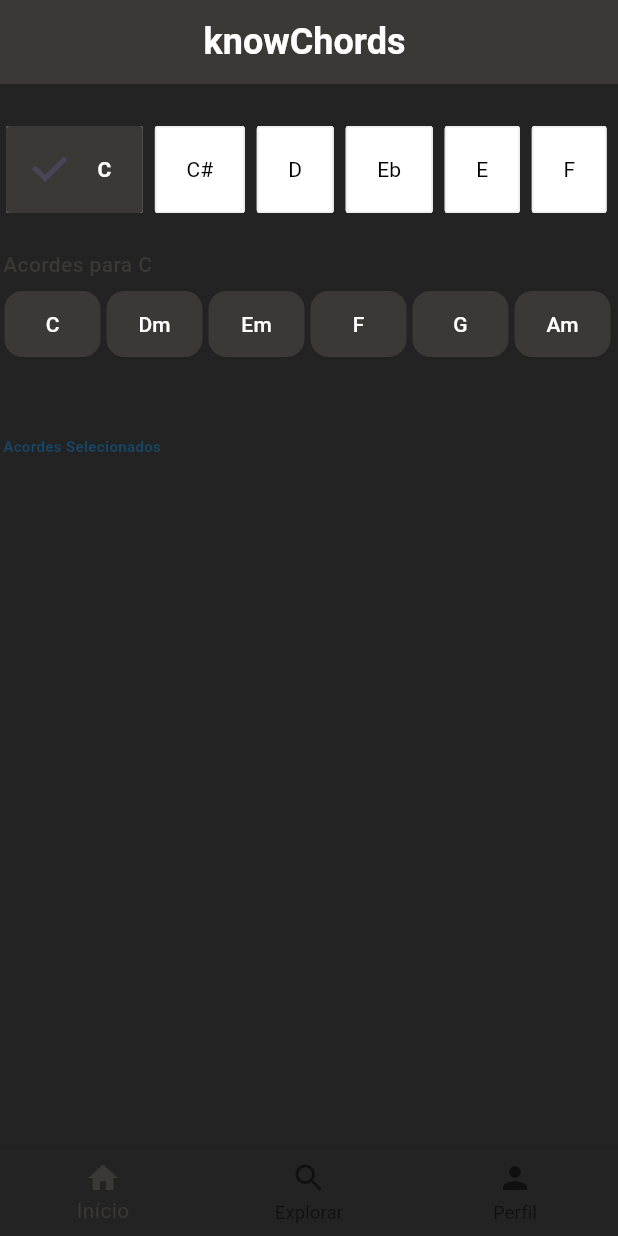
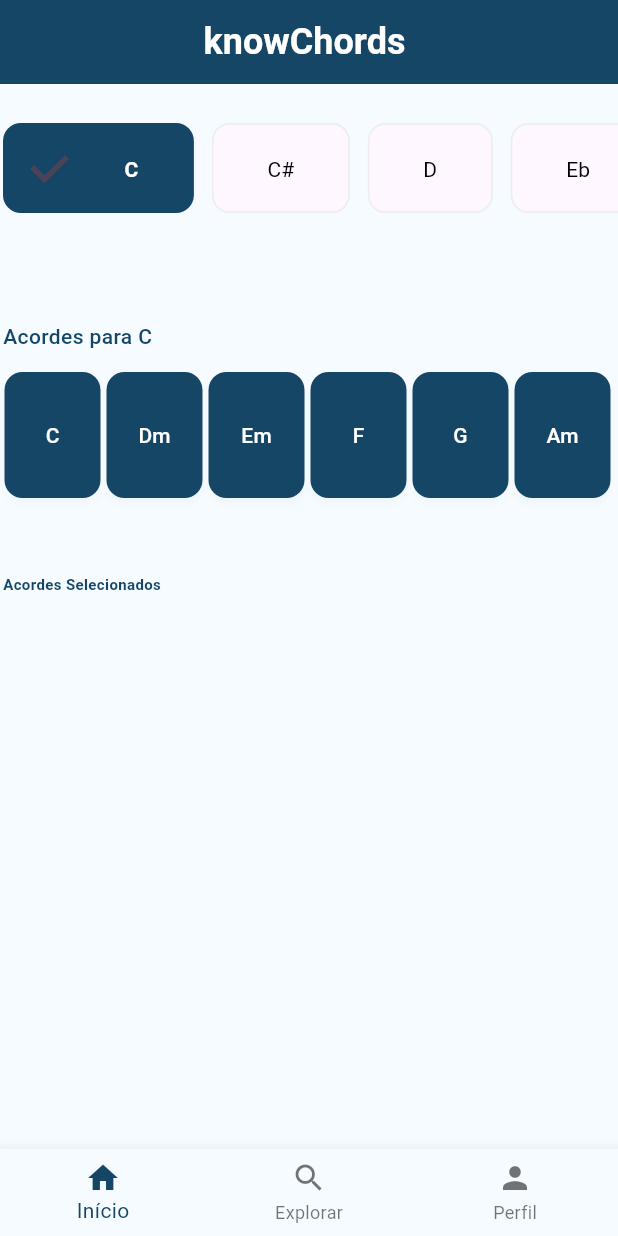
Before and after one commit to felipeollveira/know_chords_simple_app, a Flutter app: the screen it shows after launch, after a tap on an icon or button, on a phone screen of 412 x 824 dp. Run offline on Flutter 3.47's test engine with Material 3 defaults, Android fonts, the phone set to English and light mode, and no system bars.

Commit message:
replace all

```diff
--- a/lib/main.dart
+++ b/lib/main.dart
@@ -14,8 +14,8 @@ class MyApp extends StatelessWidget {
       debugShowCheckedModeBanner: false,
       theme: ThemeData(
         brightness: Brightness.light,
-        primaryColor: const Color(0xFF3B3936),
-        scaffoldBackgroundColor: const Color(0xFF232323),
+        primaryColor: const Color(0xFF154666),
+        scaffoldBackgroundColor: const Color(0xFFF5FBFF),
         fontFamily: 'Roboto',
       ),
       home: const navApp(),
--- a/lib/views/home/header.dart
+++ b/lib/views/home/header.dart
@@ -30,30 +30,30 @@ class _MeuBodyState extends State<MeuBody> {
               style: TextStyle(
                 fontSize: 18,
                 fontWeight: FontWeight.bold,
-                color: Color(0xFF3B3936),
+                color: Color(0xFF154666),
               ),
             ),
           ),
           const SizedBox(height: 0),
           SizedBox(
-            height: 62,
-            child: ListView.builder(
+            height: 60,
+            child: ListView.separated(
               scrollDirection: Axis.horizontal,
               itemCount: tons.length,
-              //separatorBuilder: (context, index) => const SizedBox(width: 8),
+              separatorBuilder: (context, index) => const SizedBox(width: 8),
               itemBuilder: (context, index) {
                 final tom = tons[index];
                 final isSelected = tomSelecionado == tom;
 
                 return Padding(
-                  padding: const EdgeInsets.symmetric(horizontal: 4, vertical: 0), // espaco da margem
+                  padding: const EdgeInsets.symmetric(horizontal: 2, vertical: 0), // espaco da margem
                   child: ChoiceChip(
                     label: Padding(
-                      padding: const EdgeInsets.symmetric(horizontal: 4, vertical: 10),
+                      padding: const EdgeInsets.symmetric(horizontal: 20, vertical: 12),
                       child: Text(tom),
                     ),
                     selected: isSelected,
-                    selectedColor: const Color(0xFF3B3936),
+                    selectedColor: const Color(0xFF154666),
                     onSelected: (selected) {
                       setState(() {
                         tomSelecionado = selected ? tom : null;
@@ -64,8 +64,7 @@ class _MeuBodyState extends State<MeuBody> {
 
                       });
                     },
-                    shape: RoundedRectangleBorder(borderRadius: BorderRadius.circular(2)),
-                    backgroundColor: Colors.white,
+                    shape: RoundedRectangleBorder(borderRadius: BorderRadius.circular(12)),
                     side: BorderSide(color: isSelected ? Colors.transparent : Colors.grey.shade200),
                     labelStyle: TextStyle(
                       color: isSelected ? Colors.white : Colors.black,
@@ -77,7 +76,7 @@ class _MeuBodyState extends State<MeuBody> {
             ),
           ),
           if (tomSelecionado != null) ...[
-            const SizedBox(height: 22),
+            const SizedBox(height: 72),
             Padding(
               padding: const EdgeInsets.symmetric(horizontal: 2),
               child: Text(
@@ -89,7 +88,7 @@ class _MeuBodyState extends State<MeuBody> {
                 ),
               ),
             ),
-            const SizedBox(height: 0),
+            const SizedBox(height: 8),
 
     Padding(
     padding: const EdgeInsets.symmetric(vertical: 6.0, horizontal: 3), // Padding vertical reduzido
@@ -98,7 +97,7 @@ class _MeuBodyState extends State<MeuBody> {
     runSpacing: 4.0, // Espaçamento vertical entre as linhas do Wrap
     children: List.generate(acordesDoTom.length, (index) {
     final acorde = acordesDoTom[index];
-    //final isSelected = acordesSelecionadosIndices.contains(index);
+    final isSelected = acordesSelecionadosIndices.contains(index);
 
     return ElevatedButton(
     onPressed: () {
@@ -107,8 +106,8 @@ class _MeuBodyState extends State<MeuBody> {
     });
     },
     style: ElevatedButton.styleFrom(
-    backgroundColor:const Color(0xFF3B3936),
-    padding: const EdgeInsets.symmetric(horizontal: 10, vertical: 12), // Padding do botão ajustado
+    backgroundColor:const Color(0xFF154666),
+    padding: const EdgeInsets.symmetric(horizontal: 16, vertical: 32), // Padding do botão ajustado
     shape: RoundedRectangleBorder(
     borderRadius: BorderRadius.circular(12.0),
     ),
```
Also changed, not shown: pubspec.lock (added), 3 other files.
